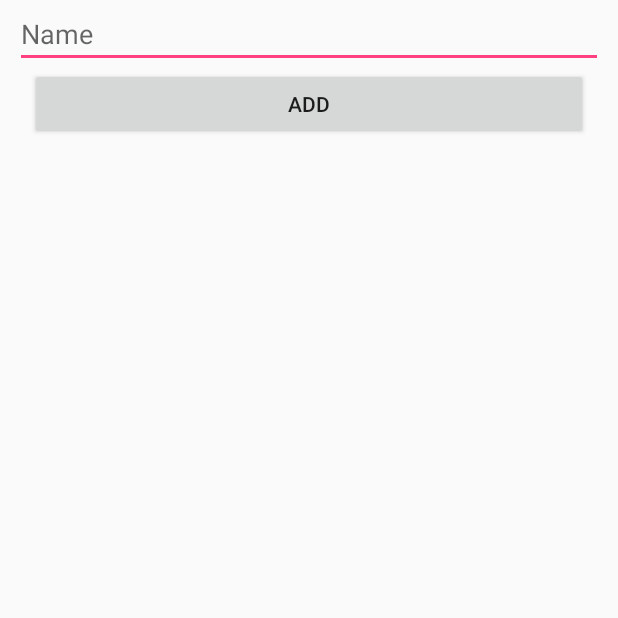
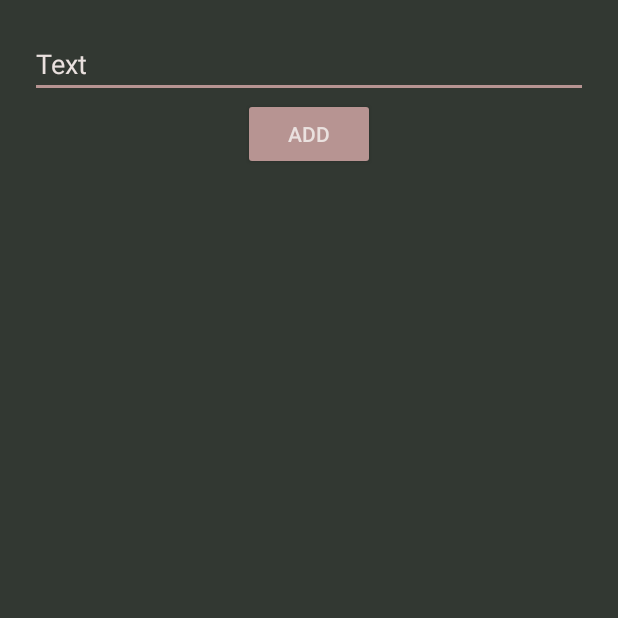
Before and after one commit to RootMD/Android2, an Android app: the screen it shows after launch (AddTask), in the options menu, after a tap on "Add", on a phone screen of 412 x 824 dp, the top half of it. Run offline under Robolectric (Android 15) with nearby library versions, the phone set to English and light mode, and no system bars.

Commit message:
moja wersja

```diff
--- a/app/src/main/java/com/third/michau/organizerlist/View/AddTask.java
+++ b/app/src/main/java/com/third/michau/organizerlist/View/AddTask.java
@@ -4,6 +4,8 @@ import android.app.Activity;
 import android.content.Intent;
 import android.os.Bundle;
 import android.support.annotation.Nullable;
+import android.text.InputFilter;
+import android.util.Log;
 import android.view.View;
 import android.widget.Button;
 import android.widget.EditText;
@@ -15,6 +17,8 @@ import java.util.ArrayList;
 
 public class AddTask extends Activity {
 
+	public static final String TAG = "Add Task";
+
 	@Override
 	protected void onCreate(@Nullable Bundle savedInstanceState) {
 		super.onCreate(savedInstanceState);
@@ -22,6 +26,7 @@ public class AddTask extends Activity {
 		final ArrayList<Task> taskList = getIntent().getParcelableArrayListExtra("List");
 
 		final EditText editText = findViewById(R.id.editText);
+		editText.setFilters(new InputFilter[] {new InputFilter.AllCaps()});
 		Button btnAdd = findViewById(R.id.bAdd);
 		btnAdd.setOnClickListener(new View.OnClickListener() {
 			@Override
@@ -33,5 +38,12 @@ public class AddTask extends Activity {
 				finish();
 			}
 		});
+		Log.e(TAG, "onCreate");
+	}
+
+	@Override
+	protected void onStop() {
+		super.onStop();
+		Log.e(TAG, "onStop");
 	}
 }
--- a/app/src/main/java/com/third/michau/organizerlist/View/ListAdapter.java
+++ b/app/src/main/java/com/third/michau/organizerlist/View/ListAdapter.java
@@ -82,6 +82,12 @@ public class ListAdapter extends BaseAdapter {
 		}
 		viewHolder.text.setText(modelList.get(position).getText());
 		viewHolder.taskCheckbox.setChecked(modelList.get(position).getChecked());
+		if(viewHolder.taskCheckbox.isChecked()){
+			getData().remove(position);
+			Toast.makeText(context, "DONE!!!", Toast.LENGTH_SHORT).show();
+			notifyDataSetChanged();
+
+		}
 
 		return result;
 	}
--- a/app/src/main/java/com/third/michau/organizerlist/View/MainActivity.java
+++ b/app/src/main/java/com/third/michau/organizerlist/View/MainActivity.java
@@ -3,8 +3,10 @@ package com.third.michau.organizerlist.View;
 import android.content.Intent;
 import android.os.Bundle;
 import android.support.annotation.Nullable;
+import android.support.design.widget.Snackbar;
 import android.support.v7.app.AppCompatActivity;
 import android.support.v7.widget.Toolbar;
+import android.util.Log;
 import android.view.Menu;
 import android.view.MenuItem;
 import android.widget.ListView;
@@ -20,6 +22,7 @@ public class MainActivity extends AppCompatActivity {
 	protected ArrayList<Task> taskList;
 	private final int REQUEST_CODE = 1;
 	private ListAdapter listAdapter;
+	public static final String TAG = "Main Activity";
 
 	@Override
 	protected void onCreate(Bundle savedInstanceState) {
@@ -27,10 +30,23 @@ public class MainActivity extends AppCompatActivity {
 		setContentView(R.layout.activity_main);
 		Toolbar toolbar = (Toolbar) findViewById(R.id.toolbar);
 		setSupportActionBar(toolbar);
-		taskList = getTaskMockup();
+		taskList = getTasks();
 		listAdapter = new ListAdapter(taskList,this);
 		ListView modelList = findViewById(R.id.lvModelList);
 		modelList.setAdapter(listAdapter);
+		Log.e(TAG, "onCreate");
+	}
+
+	@Override
+	protected void onResume() {
+		super.onResume();
+		Log.e(TAG, "onResume");
+	}
+
+	@Override
+	protected void onPause() {
+		super.onPause();
+		Log.e(TAG, "onPause");
 	}
 
 	@Override
@@ -66,20 +82,16 @@ public class MainActivity extends AppCompatActivity {
 			listAdapter.getData().clear();
 			listAdapter.getData().addAll(taskList);
 			listAdapter.notifyDataSetChanged();
-			Toast.makeText(this, "new Task added", Toast.LENGTH_SHORT).show();
+			Snackbar.make(findViewById(R.id.main_activity), "new Task added", Toast.LENGTH_SHORT).setAction("No action",null).show();
 
 		}
 	}
-	private ArrayList<Task> getTaskMockup() {
+	private ArrayList<Task> getTasks() {
 		ArrayList<Task> list = new ArrayList<>();
-		list.add(new Task("task1"));
-		list.add(new Task("task2"));
-		list.add(new Task("task3"));
-		list.add(new Task("task4"));
-		list.add(new Task("task5"));
-		list.add(new Task("task6"));
-		list.add(new Task("task7"));
-		list.add(new Task("task8"));
+		list.add(new Task("Do it 1"));
+		list.add(new Task("Do it 2"));
+		list.add(new Task("Do it 3"));
+		list.add(new Task("Do it 4"));
 		return list;
 	}
 }
--- a/app/src/main/res/layout/activity_main.xml
+++ b/app/src/main/res/layout/activity_main.xml
@@ -5,7 +5,9 @@
     xmlns:tools="http://schemas.android.com/tools"
     android:layout_width="match_parent"
     android:layout_height="match_parent"
-    tools:context=".View.MainActivity">
+    tools:context=".View.MainActivity"
+    android:background="@color/backgroundColor"
+    android:id="@+id/main_activity">
 
     <android.support.design.widget.AppBarLayout
         android:layout_width="match_parent"
@@ -16,7 +18,7 @@
             android:id="@+id/toolbar"
             android:layout_width="match_parent"
             android:layout_height="?attr/actionBarSize"
-            android:background="?attr/colorPrimary"
+            android:background="@color/lavender"
             app:popupTheme="@style/AppTheme.PopupOverlay"/>
 
     </android.support.design.widget.AppBarLayout>
--- a/app/src/main/res/layout/add_task_layout.xml
+++ b/app/src/main/res/layout/add_task_layout.xml
@@ -4,7 +4,8 @@
     xmlns:tools="http://schemas.android.com/tools"
     android:layout_width="match_parent"
     android:layout_height="match_parent"
-    android:orientation="vertical">
+    android:orientation="vertical"
+    android:background="@color/dark">
 
 
     <EditText
@@ -12,15 +13,21 @@
         android:layout_width="match_parent"
         android:layout_height="wrap_content"
         android:inputType="textPersonName"
-        android:hint="Name"
-        android:layout_marginEnd="10dp"
-        android:layout_marginStart="10dp"/>
+        android:hint="Text"
+        android:textColorHint="@color/text"
+        android:textColor="@color/text"
+        android:layout_marginTop="20dp"
+        android:layout_marginEnd="20dp"
+        android:layout_marginStart="20dp"/>
 
     <Button
         android:id="@+id/bAdd"
-        android:layout_width="match_parent"
+        android:layout_width="wrap_content"
         android:layout_height="wrap_content"
         android:text="Add"
+        android:textColor="@color/text"
+        android:backgroundTint="@color/lightLavender"
+        android:layout_gravity="center"
         android:layout_marginEnd="20dp"
         android:layout_marginStart="20dp"/>
 
--- a/app/src/main/res/layout/content_main.xml
+++ b/app/src/main/res/layout/content_main.xml
@@ -7,7 +7,8 @@
     android:layout_height="match_parent"
     app:layout_behavior="@string/appbar_scrolling_view_behavior"
     tools:context=".View.MainActivity"
-    tools:showIn="@layout/activity_main">
+    tools:showIn="@layout/activity_main"
+    android:background="@color/dark">
 
     <ListView
         android:id="@+id/lvModelList"
--- a/app/src/main/res/values/colors.xml
+++ b/app/src/main/res/values/colors.xml
@@ -3,4 +3,10 @@
     <color name="colorPrimary">#3F51B5</color>
     <color name="colorPrimaryDark">#303F9F</color>
     <color name="colorAccent">#FF4081</color>
+    <color name="backgroundColor">#545E56</color>
+    <color name="lavender">#917C78</color>
+    <color name="lightLavender">#B79492</color>
+    <color name="text">#EAE1DF</color>
+    <color name="dark">#323832</color>
+
 </resources>
--- a/app/src/main/res/values/strings.xml
+++ b/app/src/main/res/values/strings.xml
@@ -1,5 +1,5 @@
 <resources>
-    <string name="app_name">OrganizerList</string>
+    <string name="app_name">TODO List</string>
     <string name="action_settings">Settings</string>
     <string name="action_add">Add</string>
 </resources>
--- a/app/src/main/res/values/styles.xml
+++ b/app/src/main/res/values/styles.xml
@@ -5,7 +5,7 @@
         <!-- Customize your theme here. -->
         <item name="colorPrimary">@color/colorPrimary</item>
         <item name="colorPrimaryDark">@color/colorPrimaryDark</item>
-        <item name="colorAccent">@color/colorAccent</item>
+        <item name="colorAccent">@color/lightLavender</item>
     </style>
 
     <style name="AppTheme.NoActionBar">
```
Also changed, not shown: app/src/main/res/layout/task_item.xml (+5 -2 lines).
